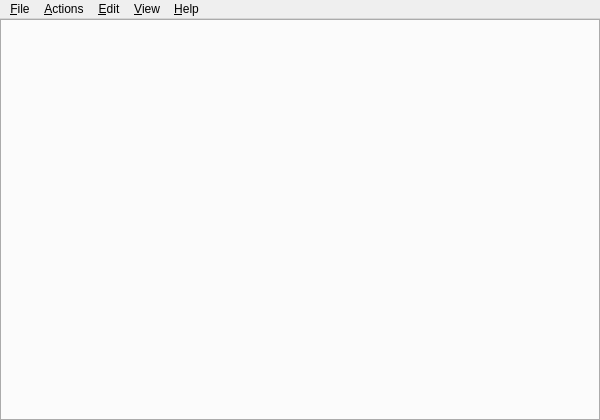
Before: the Qt Designer form forms/qterminal.ui in shi-yan/Commandventure, drawn with Qt 5.
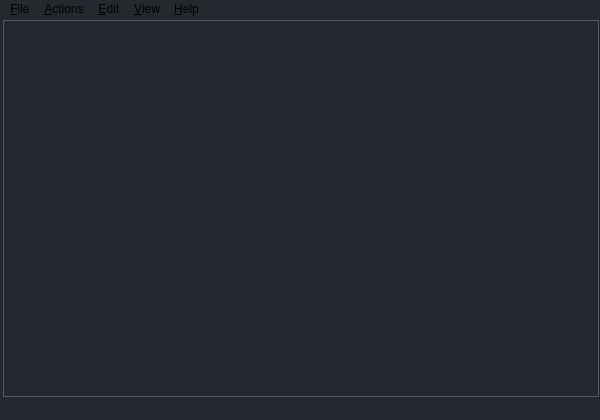
After: the same form once the commit is applied. Icons and pictures are not drawn. Custom widgets are drawn as their Qt base class.

The edit to the form file:
```diff
--- a/forms/qterminal.ui
+++ b/forms/qterminal.ui
@@ -14,18 +14,87 @@
    <string>MainWindow</string>
   </property>
   <property name="autoFillBackground">
-   <bool>true</bool>
+   <bool>false</bool>
   </property>
   <property name="styleSheet">
-   <string notr="true">QFrame
+   <string notr="true">QWidget
 {
-selection-background-color: rgb(53, 53, 53);
+	border:0px;
+	background-color: rgb(38, 40, 48);
 }</string>
   </property>
   <widget class="QWidget" name="centralwidget">
+   <property name="styleSheet">
+    <string notr="true">QTabBar::tab 
+{
+    background-color: rgb(38, 40, 48);
+    border: 1px ;
+    border-left-color: qlineargradient(x1: 0, y1: 0, x2: 0, y2: 1,
+                                stop: 0 #3d3f4a, stop: 0.4 #343742, stop: 1.0 #313440);
+    border-bottom-color: #313440; /* same as the pane color */
+    border-top-left-radius: 3px;
+    border-top-right-radius: 3px;
+    min-width: 8ex;
+    padding: 2px;
+	color: rgb(211, 214, 222);
+	height: 28px;
+}
+
+QScrollBar:up-arrow:vertical, QScrollBar::down-arrow:vertical {
+    border: 2px solid grey;
+    width: 3px;
+    height: 3px;
+    background: white;
+}
+
+ QScrollBar::handle:vertical {
+     background: white;
+     min-height: 20px;
+ }
+
+QTabBar
+{
+   background-color: rgb(38, 40, 48);
+}
+
+QWidget
+{
+	background-color: rgb(38, 40, 48);
+}
+
+QTabWidget QWidget
+{
+	color: rgb(255, 0, 4);
+	background-color: rgb(48, 51, 61);
+    border: 0px solid #000000;
+}
+
+
+
+QTabWidget::tab-bar QWidget{
+    left: 5px; /* move to the right by 5px */
+    background-color: rgb(38, 40, 48);
+}
+
+QTabWidget::pane QWidget{ /* The tab widget frame */
+    border-top: 0px solid #C2C7CB;
+    background-color: rgb(38, 40, 48);
+}
+
+QTabBar::tab:selected, QTabBar::tab:hover 
+{
+    border:1px solid #1b1c21;
+    border-left: 2px  solid #5666f5;
+    border-bottom: 0px  solid #313440;
+
+    background: qlineargradient(x1: 0, y1: 0, x2: 0, y2: 1,
+                                stop: 0 #3d3f4a, stop: 0.4 #343742,
+                                stop: 0.5 #313440, stop: 1.0 #313440);
+}</string>
+   </property>
    <layout class="QGridLayout">
     <property name="leftMargin">
-     <number>0</number>
+     <number>2</number>
     </property>
     <property name="topMargin">
      <number>0</number>
@@ -44,6 +113,32 @@
         <height>200</height>
        </size>
       </property>
+      <property name="styleSheet">
+       <string notr="true">QTabWidget{
+    
+	color: rgb(255, 0, 4);
+	background-color: rgb(48, 51, 61);
+    border: 1px solid #C4C4C3;
+}
+
+QTabBar::tab {
+    background: qlineargradient(x1: 0, y1: 0, x2: 0, y2: 1,
+                                stop: 0 #E1E1E1, stop: 0.4 #DDDDDD,
+                                stop: 0.5 #D8D8D8, stop: 1.0 #D3D3D3);
+    border: 2px solid #C4C4C3;
+    border-bottom-color: #C2C7CB; /* same as the pane color */
+    border-top-left-radius: 4px;
+    border-top-right-radius: 4px;
+    min-width: 8ex;
+    padding: 2px;
+}
+
+QTabBar::tab:selected, QTabBar::tab:hover {
+    background: qlineargradient(x1: 0, y1: 0, x2: 0, y2: 1,
+                                stop: 0 #fafafa, stop: 0.4 #f4f4f4,
+                                stop: 0.5 #e7e7e7, stop: 1.0 #fafafa);
+}</string>
+      </property>
       <property name="tabPosition">
        <enum>QTabWidget::South</enum>
       </property>
@@ -70,7 +165,7 @@
     </rect>
    </property>
    <property name="autoFillBackground">
-    <bool>true</bool>
+    <bool>false</bool>
    </property>
    <widget class="QMenu" name="menu_File">
     <property name="title">
@@ -108,6 +203,17 @@
    <addaction name="menu_Window"/>
    <addaction name="menu_Help"/>
   </widget>
+  <widget class="QStatusBar" name="m_statusBar">
+   <property name="autoFillBackground">
+    <bool>false</bool>
+   </property>
+   <property name="styleSheet">
+    <string notr="true">QStatusBar {
+background-color: rgb(38, 40, 48);
+	color: rgb(157, 161, 179);
+}</string>
+   </property>
+  </widget>
   <action name="actAbout">
    <property name="icon">
     <iconset theme="help-about">
```
